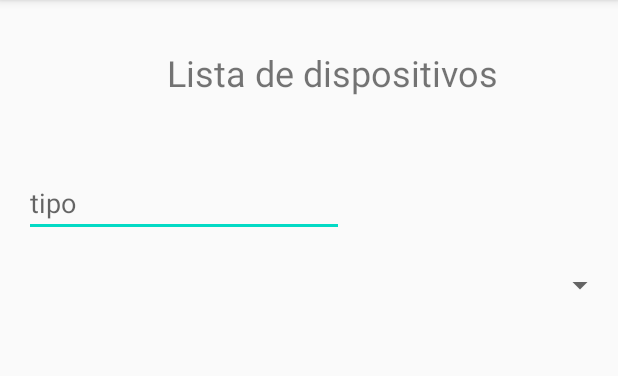
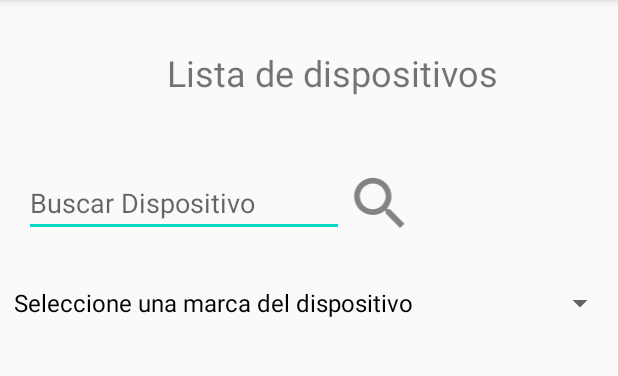
Before and after one commit to Samuel-Ayala/Proyecto-Appocalipsis, an Android app: the ListarDispositivos screen opened directly, with no data from a screen before it, on a phone screen of 412 x 824 dp, the part 84-460 px from its top. Run offline under Robolectric (Android 15) with nearby library versions, the phone set to English and light mode, and no system bars; 4 statements that could not run were skipped.

Commit message:
listar dispositivos fin

```diff
--- a/app/src/main/AndroidManifest.xml
+++ b/app/src/main/AndroidManifest.xml
@@ -9,7 +9,8 @@
         android:roundIcon="@mipmap/ic_launcher_round"
         android:supportsRtl="true"
         android:theme="@style/AppTheme">
-        <activity android:name=".ListarDispositivos"></activity>
+        <activity android:name=".MasDetalles"></activity>
+        <activity android:name=".ListarDispositivos" />
         <activity android:name=".MainActivity">
             <intent-filter>
                 <action android:name="android.intent.action.MAIN" />
--- /dev/null
+++ b/app/src/main/java/pe/edu/pucp/proyecto1_appocalipsis/Entity/DispositivosAdapter.java
@@ -0,0 +1,109 @@
+package pe.edu.pucp.proyecto1_appocalipsis.Entity;
+
+import android.content.Context;
+import android.content.Intent;
+import android.view.LayoutInflater;
+import android.view.View;
+import android.view.ViewGroup;
+import android.widget.Button;
+import android.widget.ImageView;
+import android.widget.TextView;
+
+import androidx.annotation.NonNull;
+import androidx.recyclerview.widget.RecyclerView;
+
+import pe.edu.pucp.proyecto1_appocalipsis.ListarDispositivos;
+import pe.edu.pucp.proyecto1_appocalipsis.MasDetalles;
+import pe.edu.pucp.proyecto1_appocalipsis.R;
+
+public class DispositivosAdapter extends RecyclerView.Adapter<DispositivosAdapter.ViewHolder> {
+
+    private Dispositivo[] dispositivos;
+    private Context context;
+    private String filtro = null;
+    private String tipoFiltro = null;
+
+    public DispositivosAdapter(Dispositivo[] dispositivos, Context context) {
+        this.dispositivos = dispositivos;
+        this.context = context;
+    }
+    public DispositivosAdapter(Dispositivo[] dispositivos, Context context,String filtro,String tipo) {
+        this.dispositivos = dispositivos;
+        this.context = context;
+        this.filtro=filtro;
+        this.tipoFiltro =tipo;
+    }
+
+    @NonNull
+    @Override
+    public ViewHolder onCreateViewHolder(@NonNull ViewGroup parent, int viewType) {
+        View itemView = LayoutInflater.from(context).inflate(R.layout.dispositivo,parent,false);
+        ViewHolder viewHolder = new ViewHolder(itemView);
+        return viewHolder;
+    }
+
+    @Override
+    public void onBindViewHolder(@NonNull ViewHolder holder, int position) {
+        Dispositivo dispositivo = dispositivos[position];
+        holder.dispositivo=dispositivo;
+        holder.filtro=filtro;
+        holder.tipo=tipoFiltro;
+        holder.contexto=context;
+        //holder.imagen.setImageResource(dispositivo.getFoto()); //Ver lo de la imagen
+
+    }
+
+    @Override
+    public int getItemCount() {
+        return dispositivos.length;
+    }
+
+
+
+    public static class ViewHolder extends RecyclerView.ViewHolder {
+
+
+        Dispositivo dispositivo;
+        Context contexto;
+        String filtro;
+        String tipo;
+
+        public ViewHolder(@NonNull View itemView) {
+            super(itemView);
+
+            //El filtrado
+            if(tipo.equalsIgnoreCase("m"))
+            {
+                if(!filtro.contains(dispositivo.getMarca())) {
+                    itemView.setVisibility(View.GONE);
+                }
+            }
+            if(tipo.equalsIgnoreCase("t"))
+            {
+                if(!filtro.contains(dispositivo.getTipo())) {
+                    itemView.setVisibility(View.GONE);
+                }
+            }
+
+            //Se llena el View Holder
+            TextView txtMarca= itemView.findViewById(R.id.marcaDispositivo);
+            TextView txtTipo = itemView.findViewById(R.id.tipoDispositivo);
+            txtMarca.setText(dispositivo.getMarca());
+            txtTipo.setText(dispositivo.getTipo());
+            //Llenar la imagen
+
+            Button detalles = itemView.findViewById(R.id.detalles);
+            detalles.setOnClickListener(new View.OnClickListener() {
+                @Override
+                public void onClick(View v) {
+                    Intent intent = new Intent(contexto, MasDetalles.class);
+                    intent.putExtra("idDispositivo",dispositivo.getId());
+                    contexto.startActivity(intent);
+                }
+            });
+
+        }
+    }
+
+
+}
--- a/app/src/main/java/pe/edu/pucp/proyecto1_appocalipsis/ListarDispositivos.java
+++ b/app/src/main/java/pe/edu/pucp/proyecto1_appocalipsis/ListarDispositivos.java
@@ -1,14 +1,93 @@
 package pe.edu.pucp.proyecto1_appocalipsis;
 
 import androidx.appcompat.app.AppCompatActivity;
+import androidx.recyclerview.widget.LinearLayoutManager;
+import androidx.recyclerview.widget.RecyclerView;
 
 import android.os.Bundle;
+import android.view.View;
+import android.widget.AdapterView;
+import android.widget.ArrayAdapter;
+import android.widget.Button;
+import android.widget.ImageView;
+import android.widget.Spinner;
+import android.widget.TextView;
+
+import java.util.ArrayList;
+
+import pe.edu.pucp.proyecto1_appocalipsis.Entity.Dispositivo;
+import pe.edu.pucp.proyecto1_appocalipsis.Entity.DispositivosAdapter;
 
 public class ListarDispositivos extends AppCompatActivity {
 
+    Dispositivo [] dispositivos;
     @Override
     protected void onCreate(Bundle savedInstanceState) {
         super.onCreate(savedInstanceState);
         setContentView(R.layout.activity_listar_dispositivos);
+
+        // Obtener la lista de dispositivos
+
+        //Poner los dispositivos en el recycler view
+        DispositivosAdapter dispositivosAdapter = new DispositivosAdapter(dispositivos,ListarDispositivos.this);
+        RecyclerView rv = findViewById(R.id.listaDispositivos);
+        rv.setAdapter(dispositivosAdapter);
+        rv.setLayoutManager(new LinearLayoutManager(ListarDispositivos.this));
+
+        //Activar el filtro de tipo
+        ImageView lupa = findViewById(R.id.lupa);
+        lupa.setOnClickListener(new View.OnClickListener() {
+            @Override
+            public void onClick(View v) {
+                TextView tv = findViewById(R.id.filtroTipo);
+                String filtro = tv.getText().toString();
+                DispositivosAdapter dispositivosAdapter = new DispositivosAdapter(dispositivos,ListarDispositivos.this,filtro,"t");
+                RecyclerView rv = findViewById(R.id.listaDispositivos);
+                rv.setAdapter(dispositivosAdapter);
+                rv.setLayoutManager(new LinearLayoutManager(ListarDispositivos.this));
+            }
+        });
+
+
+        //Activar el filtro de marca
+        ArrayList<String> marcas=new ArrayList<>(); //Se crea el arreglo de las posibles marcas
+        marcas.add("Seleccione una marca del dispositivo"); //Situación inicial
+        for (Dispositivo i:dispositivos) //Se recorre para var las marcas de todos los dispositivos
+        {
+            boolean repite=false;
+            for (String j : marcas) //Con esto se evita la repeticion de marcas
+            {
+                if(i.getMarca().equals(j)) repite=true;
+            }
+            if (!repite) marcas.add(i.getMarca());  //Se asigna solo si es una nueva marca
+        }
+            //String[] marcaArreglo = (String[]) marcas.toArray();
+        ArrayAdapter<String> adapter =
+                new ArrayAdapter<String>(this, android.R.layout.simple_spinner_dropdown_item,marcas);
+        Spinner spinner = findViewById(R.id.filtroMarca);
+        spinner.setAdapter(adapter); //Se pone en la vista
+
+        spinner.setOnItemSelectedListener(new AdapterView.OnItemSelectedListener() {
+            @Override
+            public void onItemSelected(AdapterView<?> parent, View view, int position, long id) {
+                Object item = parent.getSelectedItem();
+                if(item != null) {
+                    String marca = item.toString();
+                    DispositivosAdapter dispositivosAdapter =
+                            new DispositivosAdapter(dispositivos,ListarDispositivos.this,marca,"m");
+                    RecyclerView rv = findViewById(R.id.listaDispositivos);
+                    rv.setAdapter(dispositivosAdapter);
+                    rv.setLayoutManager(new LinearLayoutManager(ListarDispositivos.this));
+                }
+
+            }
+            @Override
+            public void onNothingSelected(AdapterView<?> parent) {
+
+            }
+        });
+
+
+
     }
 }
--- /dev/null
+++ b/app/src/main/res/drawable-anydpi/buscar.xml
@@ -0,0 +1,11 @@
+<vector xmlns:android="http://schemas.android.com/apk/res/android"
+    android:width="24dp"
+    android:height="24dp"
+    android:viewportWidth="24"
+    android:viewportHeight="24"
+    android:tint="#333333"
+    android:alpha="0.6">
+  <path
+      android:fillColor="@android:color/white"
+      android:pathData="M15.5,14h-0.79l-0.28,-0.27C15.41,12.59 16,11.11 16,9.5 16,5.91 13.09,3 9.5,3S3,5.91 3,9.5 5.91,16 9.5,16c1.61,0 3.09,-0.59 4.23,-1.57l0.27,0.28v0.79l5,4.99L20.49,19l-4.99,-5zM9.5,14C7.01,14 5,11.99 5,9.5S7.01,5 9.5,5 14,7.01 14,9.5 11.99,14 9.5,14z"/>
+</vector>
--- a/app/src/main/res/layout/activity_listar_dispositivos.xml
+++ b/app/src/main/res/layout/activity_listar_dispositivos.xml
@@ -12,7 +12,7 @@
         android:layout_height="wrap_content"
         android:layout_marginTop="48dp"
         android:ems="10"
-        android:hint="tipo"
+        android:hint="Buscar Dispositivo"
         android:inputType="textPersonName"
         app:layout_constraintEnd_toEndOf="parent"
         app:layout_constraintHorizontal_bias="0.079"
@@ -51,4 +51,13 @@
         app:layout_constraintEnd_toEndOf="parent"
         app:layout_constraintStart_toStartOf="parent"
         app:layout_constraintTop_toBottomOf="@+id/filtroTipo" />
+
+    <ImageView
+        android:id="@+id/lupa"
+        android:layout_width="48dp"
+        android:layout_height="46dp"
+        app:layout_constraintBottom_toBottomOf="@+id/filtroTipo"
+        app:layout_constraintStart_toEndOf="@+id/filtroTipo"
+        app:layout_constraintTop_toTopOf="@+id/filtroTipo"
+        app:srcCompat="@drawable/buscar" />
 </androidx.constraintlayout.widget.ConstraintLayout>
--- a/app/src/main/res/layout/dispositivo.xml
+++ b/app/src/main/res/layout/dispositivo.xml
@@ -41,7 +41,7 @@
         android:contentDescription="@string/todo" />
 
     <Button
-        android:id="@+id/datalles"
+        android:id="@+id/detalles"
         android:layout_width="wrap_content"
         android:layout_height="wrap_content"
         android:layout_marginTop="36dp"
```
Also changed, not shown: app/src/main/java/pe/edu/pucp/proyecto1_appocalipsis/Entity/Dispositivo.java (+9 -0 lines), app/src/main/java/pe/edu/pucp/proyecto1_appocalipsis/Entity/dispositivosAdapter.java (deleted, +0 -59 lines), app/src/main/java/pe/edu/pucp/proyecto1_appocalipsis/MasDetalles.java (added, +14 -0 lines), app/src/main/res/layout/activity_mas_detalles.xml (added, +9 -0 lines), app/src/main/res/drawable-hdpi/buscar.png (added), app/src/main/res/drawable-mdpi/buscar.png (added), app/src/main/res/drawable-xhdpi/buscar.png (added), app/src/main/res/drawable-xxhdpi/buscar.png (added).
